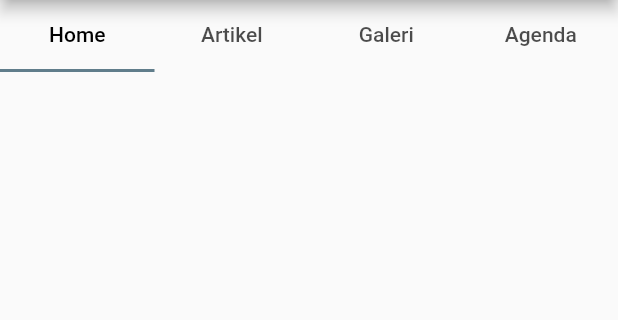
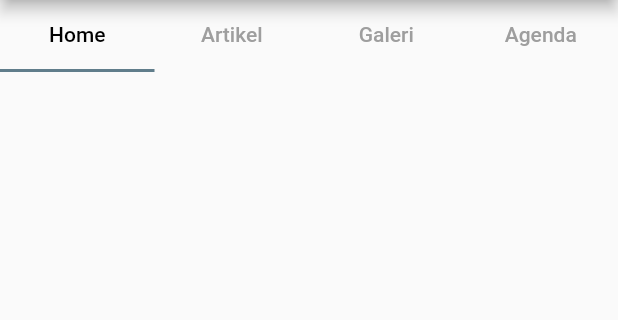
Before and after one commit to hussainsyachnuralam/Buleta, a Flutter app: the screen it shows after launch, on a phone screen of 412 x 824 dp, the part 84-404 px from its top. Run offline on Flutter 3.47's test engine with Material 2 defaults, Android fonts, the light colour scheme and no system bars.

Commit message:
editing main tab

```diff
--- a/buleta_flutter/lib/widgets/maintab.dart
+++ b/buleta_flutter/lib/widgets/maintab.dart
@@ -46,7 +46,10 @@ class MainTab extends StatelessWidget {
         body: SafeArea(
             child: Column(
           children: [
-            const TabBar(labelColor: Colors.black, tabs: [
+            const TabBar(
+                labelColor: Colors.black,
+                unselectedLabelColor: Colors.grey,
+                tabs: [
                   Tab(text: 'Home'),
                   Tab(text: 'Artikel'),
                   Tab(text: 'Galeri'),
```
Lines whose indentation alone changed are shown as unchanged.
